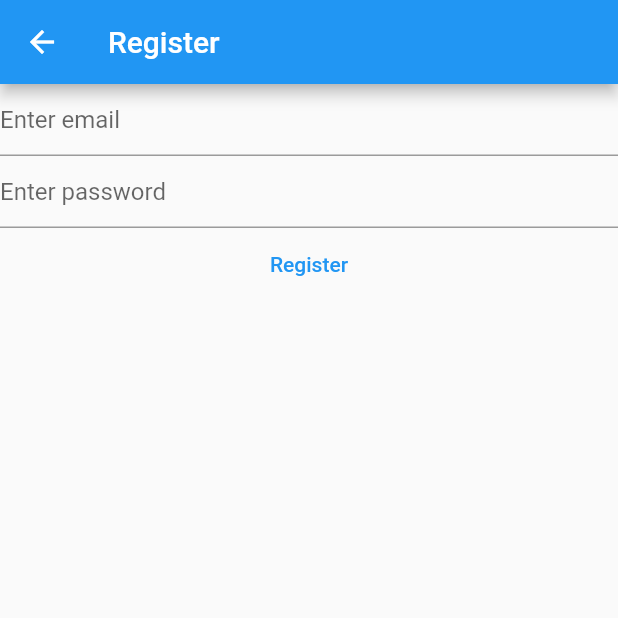
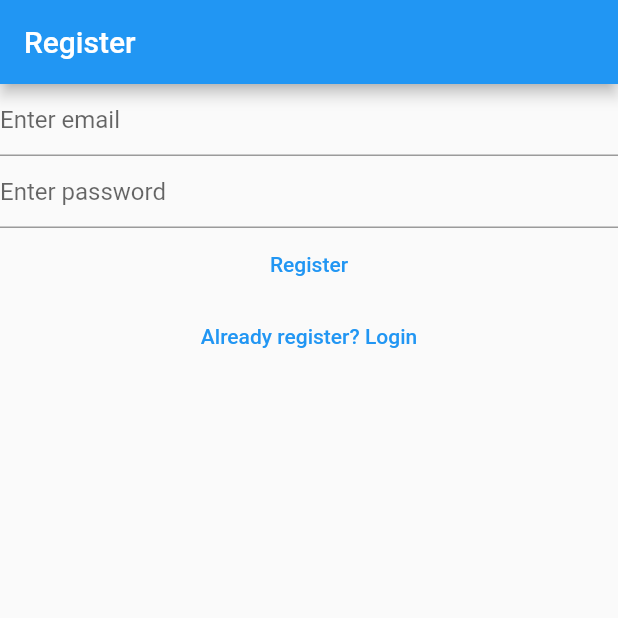
Before and after one commit to cypriantingiweh/myNotes-flutter, a Flutter app: the RegistrationView screen opened directly, on a phone screen of 412 x 824 dp, the top half of it. Run offline on Flutter 3.47's test engine with Material 2 defaults, Android fonts, the phone set to English and light mode, and no system bars; our stand-ins replace firebase_auth, firebase_core; accounts and stored records are empty.

Commit message:
added some files

```diff
--- a/lib/view/registraction_view.dart
+++ b/lib/view/registraction_view.dart
@@ -1,8 +1,5 @@
 import 'package:firebase_auth/firebase_auth.dart';
-import 'package:firebase_core/firebase_core.dart';
 import 'package:flutter/material.dart';
-
-import '../firebase_options.dart';
 
 class RegistrationView extends StatefulWidget {
   const RegistrationView({Key? key}) : super(key: key);
@@ -32,33 +29,22 @@ class _RegistrationViewState extends State<RegistrationView> {
   @override
   Widget build(BuildContext context) {
     return Scaffold(
-        appBar: AppBar(
-          title: const Text('Register'),
-        ),
-        body: FutureBuilder(
-          future: Firebase.initializeApp(
-            options: DefaultFirebaseOptions.currentPlatform,
-          ),
-          builder: (context, snapshot) {
-            switch (snapshot.connectionState) {
-              case ConnectionState.done:
-                return Column(
+      appBar: AppBar(title: const Text('Register')),
+      body: Column(
         children: [
           TextField(
             controller: _email,
             enableSuggestions: false,
             autocorrect: false,
             keyboardType: TextInputType.emailAddress,
-                      decoration:
-                          const InputDecoration(hintText: 'Enter email'),
+            decoration: const InputDecoration(hintText: 'Enter email'),
           ),
           TextField(
             controller: _password,
             obscureText: true,
             enableSuggestions: false,
             autocorrect: false,
-                      decoration:
-                          const InputDecoration(hintText: 'Enter password'),
+            decoration: const InputDecoration(hintText: 'Enter password'),
           ),
           TextButton(
             onPressed: () async {
@@ -76,12 +62,15 @@ class _RegistrationViewState extends State<RegistrationView> {
             },
             child: const Text('Register'),
           ),
+          TextButton(
+            onPressed: () {
+              Navigator.of(context)
+                  .pushNamedAndRemoveUntil('/login', (route) => false);
+            },
+            child: Text('Already register? Login'),
+          ),
         ],
+      ),
     );
-              default:
-                return const Text("Loading");
-            }
-          },
-        ));
   }
 }
```
Also changed, not shown: lib/main.dart (+16 -16 lines), lib/view/login_view.dart (+11 -20 lines), lib/view/verify_email.dart (added, +30 -0 lines). Lines whose indentation alone changed are shown as unchanged.
